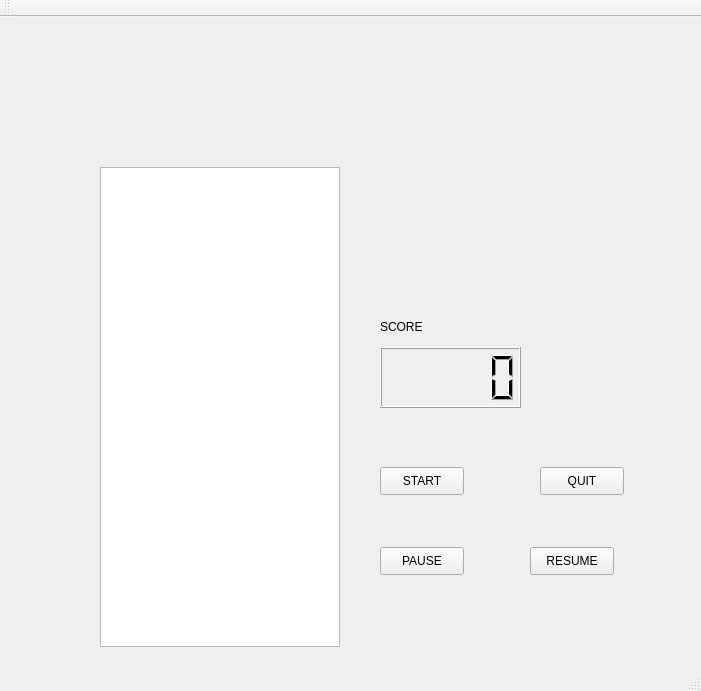
Above: student/13/tetris/mainwindow.ui from nhitran-tuni/programming2 before the change. Below: the same form after it.
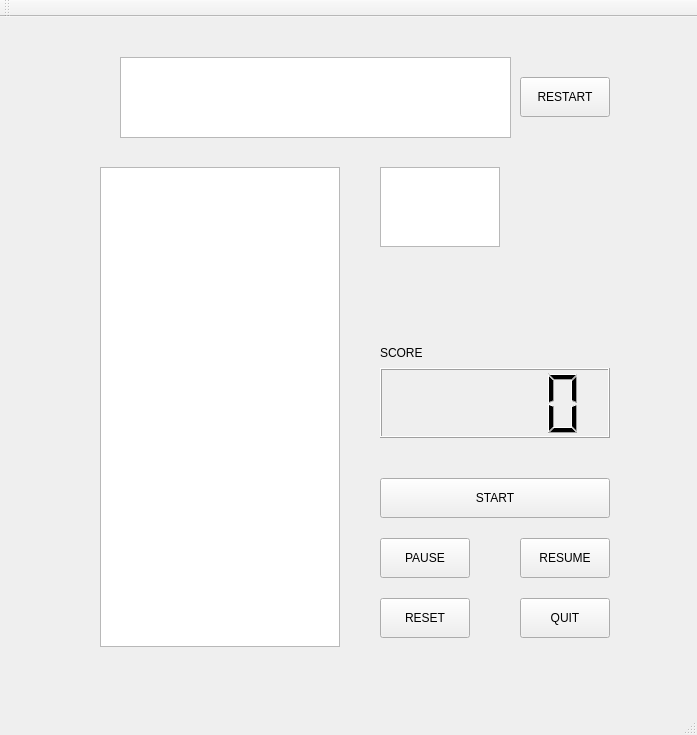
That is the form after the change.

Commit message: Inform when game is over and can restart the game without turn off the programme

```diff
--- a/student/13/tetris/mainwindow.ui
+++ b/student/13/tetris/mainwindow.ui
@@ -6,8 +6,8 @@
    <rect>
     <x>0</x>
     <y>0</y>
-    <width>701</width>
-    <height>691</height>
+    <width>697</width>
+    <height>735</height>
    </rect>
   </property>
   <property name="windowTitle">
@@ -28,9 +28,9 @@
     <property name="geometry">
      <rect>
       <x>380</x>
-      <y>450</y>
-      <width>84</width>
-      <height>28</height>
+      <y>461</y>
+      <width>230</width>
+      <height>40</height>
      </rect>
     </property>
     <property name="text">
@@ -40,10 +40,10 @@
    <widget class="QPushButton" name="quitButton">
     <property name="geometry">
      <rect>
-      <x>540</x>
-      <y>450</y>
-      <width>84</width>
-      <height>28</height>
+      <x>520</x>
+      <y>581</y>
+      <width>90</width>
+      <height>40</height>
      </rect>
     </property>
     <property name="text">
@@ -54,9 +54,9 @@
     <property name="geometry">
      <rect>
       <x>380</x>
-      <y>530</y>
-      <width>84</width>
-      <height>28</height>
+      <y>521</y>
+      <width>90</width>
+      <height>40</height>
      </rect>
     </property>
     <property name="text">
@@ -66,10 +66,10 @@
    <widget class="QPushButton" name="resumeButton">
     <property name="geometry">
      <rect>
-      <x>530</x>
-      <y>530</y>
-      <width>84</width>
-      <height>28</height>
+      <x>520</x>
+      <y>521</y>
+      <width>90</width>
+      <height>40</height>
      </rect>
     </property>
     <property name="text">
@@ -80,9 +80,9 @@
     <property name="geometry">
      <rect>
       <x>380</x>
-      <y>330</y>
-      <width>141</width>
-      <height>61</height>
+      <y>351</y>
+      <width>230</width>
+      <height>70</height>
      </rect>
     </property>
    </widget>
@@ -90,15 +90,73 @@
     <property name="geometry">
      <rect>
       <x>380</x>
-      <y>300</y>
-      <width>63</width>
-      <height>20</height>
+      <y>320</y>
+      <width>81</width>
+      <height>31</height>
      </rect>
     </property>
     <property name="text">
      <string>SCORE</string>
     </property>
    </widget>
+   <widget class="QGraphicsView" name="nextTetGraphicsView">
+    <property name="geometry">
+     <rect>
+      <x>380</x>
+      <y>150</y>
+      <width>120</width>
+      <height>80</height>
+     </rect>
+    </property>
+   </widget>
+   <widget class="QTextBrowser" name="gameStatusTextBrowser">
+    <property name="geometry">
+     <rect>
+      <x>120</x>
+      <y>40</y>
+      <width>391</width>
+      <height>81</height>
+     </rect>
+    </property>
+    <property name="font">
+     <font>
+      <pointsize>41</pointsize>
+     </font>
+    </property>
+    <property name="html">
+     <string>&lt;!DOCTYPE HTML PUBLIC &quot;-//W3C//DTD HTML 4.0//EN&quot; &quot;http://www.w3.org/TR/REC-html40/strict.dtd&quot;&gt;
+&lt;html&gt;&lt;head&gt;&lt;meta name=&quot;qrichtext&quot; content=&quot;1&quot; /&gt;&lt;style type=&quot;text/css&quot;&gt;
+p, li { white-space: pre-wrap; }
+&lt;/style&gt;&lt;/head&gt;&lt;body style=&quot; font-family:'Cantarell'; font-size:41pt; font-weight:400; font-style:normal;&quot;&gt;
+&lt;p style=&quot;-qt-paragraph-type:empty; margin-top:0px; margin-bottom:0px; margin-left:0px; margin-right:0px; -qt-block-indent:0; text-indent:0px;&quot;&gt;&lt;br /&gt;&lt;/p&gt;&lt;/body&gt;&lt;/html&gt;</string>
+    </property>
+   </widget>
+   <widget class="QPushButton" name="restartButton">
+    <property name="geometry">
+     <rect>
+      <x>520</x>
+      <y>60</y>
+      <width>90</width>
+      <height>40</height>
+     </rect>
+    </property>
+    <property name="text">
+     <string>RESTART</string>
+    </property>
+   </widget>
+   <widget class="QPushButton" name="resetButton">
+    <property name="geometry">
+     <rect>
+      <x>380</x>
+      <y>581</y>
+      <width>90</width>
+      <height>40</height>
+     </rect>
+    </property>
+    <property name="text">
+     <string>RESET</string>
+    </property>
+   </widget>
   </widget>
   <widget class="QMenuBar" name="menuBar">
    <property name="geometry">
```
Left out of the diff: 4 changed lines with no effect on the pictures. The commit also changes 2 other files.
